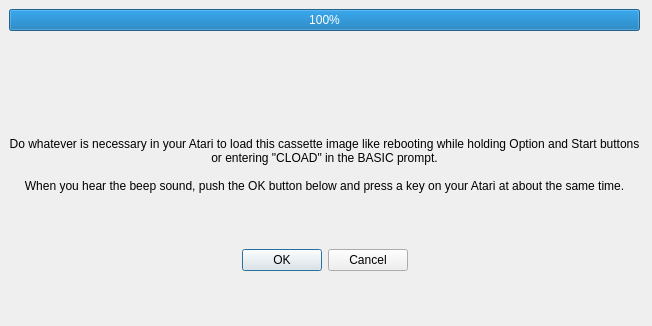
Old version of the form android/cassettedialog.ui in the repository greblus/aspeqt.
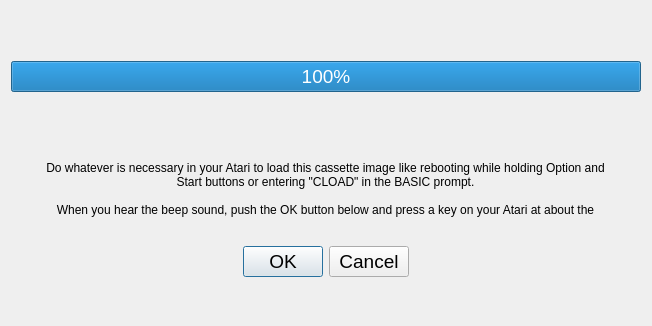
New version of the form.

Commit message: Options, cassettedialog and xex autoboot layouts should resize on rotate now.

```diff
--- a/android/cassettedialog.ui
+++ b/android/cassettedialog.ui
@@ -22,18 +22,52 @@
   <property name="windowTitle">
    <string>Cassette image playback</string>
   </property>
-  <widget class="QWidget" name="verticalLayoutWidget">
-   <property name="geometry">
-    <rect>
-     <x>9</x>
-     <y>9</y>
-     <width>631</width>
-     <height>311</height>
-    </rect>
+  <layout class="QGridLayout" name="gridLayout">
+   <property name="sizeConstraint">
+    <enum>QLayout::SetDefaultConstraint</enum>
    </property>
-   <layout class="QVBoxLayout" name="verticalLayout">
-    <item>
+   <item row="0" column="0">
+    <layout class="QGridLayout" name="gridLayout_2">
+     <property name="sizeConstraint">
+      <enum>QLayout::SetMaximumSize</enum>
+     </property>
+     <property name="spacing">
+      <number>0</number>
+     </property>
+     <item row="5" column="0" colspan="2" alignment="Qt::AlignHCenter|Qt::AlignVCenter">
+      <widget class="QLabel" name="label">
+       <property name="sizePolicy">
+        <sizepolicy hsizetype="Expanding" vsizetype="Expanding">
+         <horstretch>0</horstretch>
+         <verstretch>0</verstretch>
+        </sizepolicy>
+       </property>
+       <property name="text">
+        <string>Do whatever is necessary in your Atari to load this cassette image like rebooting while holding Option and Start buttons or entering &quot;CLOAD&quot; in the BASIC prompt.
+
+When you hear the beep sound, push the OK button below and press a key on your Atari at about the same time.</string>
+       </property>
+       <property name="alignment">
+        <set>Qt::AlignCenter</set>
+       </property>
+       <property name="wordWrap">
+        <bool>true</bool>
+       </property>
+       <property name="margin">
+        <number>0</number>
+       </property>
+       <property name="indent">
+        <number>0</number>
+       </property>
+      </widget>
+     </item>
+     <item row="1" column="0">
      <widget class="QProgressBar" name="progressBar">
+       <property name="font">
+        <font>
+         <pointsize>14</pointsize>
+        </font>
+       </property>
       <property name="minimum">
        <number>0</number>
       </property>
@@ -51,84 +85,19 @@
       </property>
      </widget>
     </item>
-    <item>
-     <spacer name="verticalSpacer_4">
-      <property name="orientation">
-       <enum>Qt::Vertical</enum>
-      </property>
-      <property name="sizeType">
-       <enum>QSizePolicy::Fixed</enum>
-      </property>
-      <property name="sizeHint" stdset="0">
-       <size>
-        <width>20</width>
-        <height>40</height>
-       </size>
-      </property>
-     </spacer>
-    </item>
-    <item>
-     <widget class="QLabel" name="tape_label">
-      <property name="text">
-       <string/>
-      </property>
-      <property name="alignment">
-       <set>Qt::AlignCenter</set>
-      </property>
-     </widget>
-    </item>
-    <item>
-     <spacer name="verticalSpacer_2">
-      <property name="orientation">
-       <enum>Qt::Vertical</enum>
-      </property>
-      <property name="sizeType">
-       <enum>QSizePolicy::Fixed</enum>
-      </property>
-      <property name="sizeHint" stdset="0">
-       <size>
-        <width>20</width>
-        <height>40</height>
-       </size>
-      </property>
-     </spacer>
-    </item>
-    <item>
-     <widget class="QLabel" name="label">
-      <property name="sizePolicy">
-       <sizepolicy hsizetype="Expanding" vsizetype="Expanding">
-        <horstretch>0</horstretch>
-        <verstretch>0</verstretch>
-       </sizepolicy>
-      </property>
-      <property name="text">
-       <string>Do whatever is necessary in your Atari to load this cassette image like rebooting while holding Option and Start buttons or entering &quot;CLOAD&quot; in the BASIC prompt.
-
-When you hear the beep sound, push the OK button below and press a key on your Atari at about the same time.</string>
-      </property>
-      <property name="alignment">
-       <set>Qt::AlignHCenter|Qt::AlignTop</set>
-      </property>
-      <property name="wordWrap">
-       <bool>true</bool>
-      </property>
-     </widget>
-    </item>
-    <item>
-     <spacer name="verticalSpacer_3">
-      <property name="orientation">
-       <enum>Qt::Vertical</enum>
-      </property>
-      <property name="sizeHint" stdset="0">
-       <size>
-        <width>20</width>
-        <height>40</height>
-       </size>
-      </property>
-     </spacer>
-    </item>
-    <item>
+     <item row="7" column="0">
      <widget class="QDialogButtonBox" name="buttonBox">
+       <property name="minimumSize">
+        <size>
+         <width>0</width>
+         <height>50</height>
+        </size>
+       </property>
+       <property name="font">
+        <font>
+         <pointsize>14</pointsize>
+        </font>
+       </property>
       <property name="orientation">
        <enum>Qt::Horizontal</enum>
       </property>
@@ -140,21 +109,105 @@
       </property>
      </widget>
     </item>
-    <item>
+     <item row="3" column="0">
+      <widget class="QLabel" name="tape_label">
+       <property name="sizePolicy">
+        <sizepolicy hsizetype="Expanding" vsizetype="Expanding">
+         <horstretch>0</horstretch>
+         <verstretch>0</verstretch>
+        </sizepolicy>
+       </property>
+       <property name="text">
+        <string/>
+       </property>
+       <property name="alignment">
+        <set>Qt::AlignCenter</set>
+       </property>
+      </widget>
+     </item>
+     <item row="8" column="0">
      <spacer name="verticalSpacer">
       <property name="orientation">
        <enum>Qt::Vertical</enum>
       </property>
+       <property name="sizeType">
+        <enum>QSizePolicy::Expanding</enum>
+       </property>
       <property name="sizeHint" stdset="0">
        <size>
         <width>20</width>
-        <height>40</height>
+         <height>20</height>
        </size>
       </property>
      </spacer>
     </item>
-   </layout>
-  </widget>
+     <item row="2" column="0">
+      <spacer name="verticalSpacer_2">
+       <property name="orientation">
+        <enum>Qt::Vertical</enum>
+       </property>
+       <property name="sizeType">
+        <enum>QSizePolicy::Fixed</enum>
+       </property>
+       <property name="sizeHint" stdset="0">
+        <size>
+         <width>20</width>
+         <height>20</height>
+        </size>
+       </property>
+      </spacer>
+     </item>
+     <item row="6" column="0">
+      <spacer name="verticalSpacer_5">
+       <property name="orientation">
+        <enum>Qt::Vertical</enum>
+       </property>
+       <property name="sizeType">
+        <enum>QSizePolicy::Fixed</enum>
+       </property>
+       <property name="sizeHint" stdset="0">
+        <size>
+         <width>20</width>
+         <height>20</height>
+        </size>
+       </property>
+      </spacer>
+     </item>
+     <item row="0" column="0">
+      <spacer name="verticalSpacer_3">
+       <property name="orientation">
+        <enum>Qt::Vertical</enum>
+       </property>
+       <property name="sizeType">
+        <enum>QSizePolicy::Fixed</enum>
+       </property>
+       <property name="sizeHint" stdset="0">
+        <size>
+         <width>20</width>
+         <height>50</height>
+        </size>
+       </property>
+      </spacer>
+     </item>
+     <item row="4" column="0">
+      <spacer name="verticalSpacer_6">
+       <property name="orientation">
+        <enum>Qt::Vertical</enum>
+       </property>
+       <property name="sizeType">
+        <enum>QSizePolicy::Fixed</enum>
+       </property>
+       <property name="sizeHint" stdset="0">
+        <size>
+         <width>20</width>
+         <height>20</height>
+        </size>
+       </property>
+      </spacer>
+     </item>
+    </layout>
+   </item>
+  </layout>
  </widget>
  <resources/>
  <connections>
```
Lines whose indentation alone changed are shown as unchanged. The commit also changes 13 other files.
